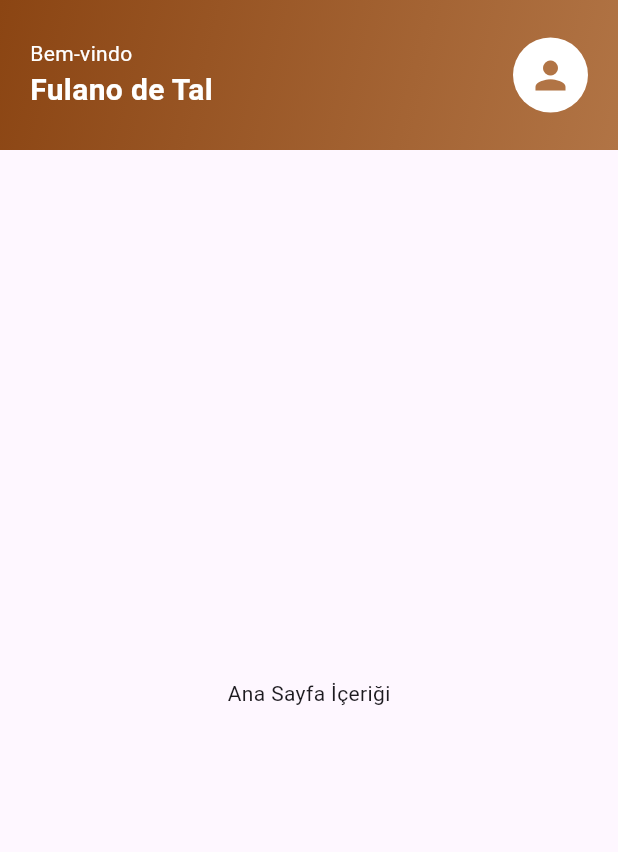
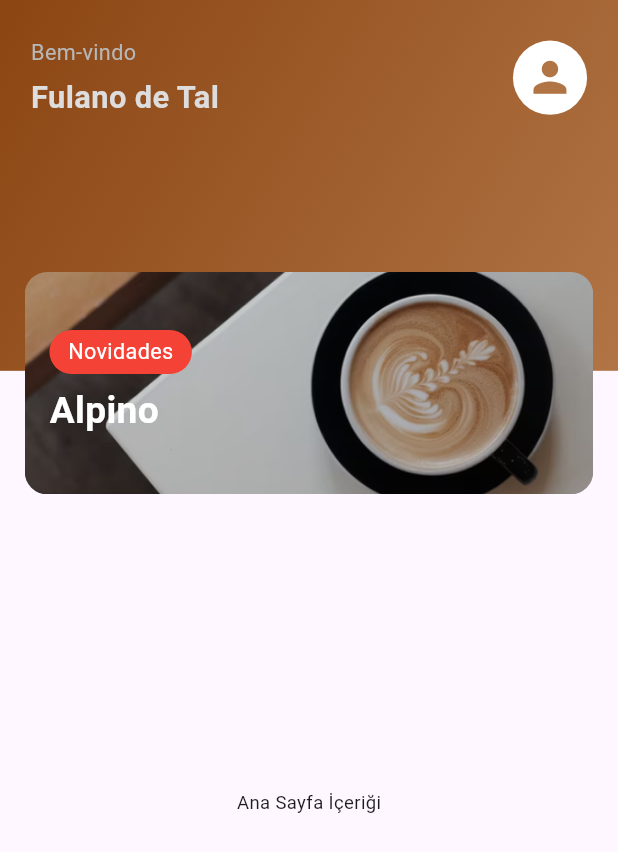
Before and after one commit to mmkocak/quero-cafe, a Flutter app: the HomeScreen screen opened directly, on a phone screen of 412 x 824 dp. Shown: the top 852 px of the screen. Run offline on Flutter 3.47's test engine with Material 3 defaults, Android fonts, the phone set to English and light mode, and no system bars; our stand-ins replace equatable, firebase_core, flutter_bloc, flutter_dotenv; accounts and stored records are empty.

Commit message:
coffee card oluşturuldu

```diff
--- a/lib/view/home/home_screen.dart
+++ b/lib/view/home/home_screen.dart
@@ -1,68 +1,104 @@
 import 'package:flutter/material.dart';
+import 'package:quero_cafe/view/widgets/coffee_card.dart';
 
 class HomeScreen extends StatelessWidget {
   const HomeScreen({Key? key}) : super(key: key);
 
   @override
   Widget build(BuildContext context) {
+    final screenWidth = MediaQuery.of(context).size.width;
+    final screenHeight = MediaQuery.of(context).size.height;
+
     return Scaffold(
-      body: Column(
+      body: Stack(
+        children: [
+          SingleChildScrollView(
+            child: Column(
               children: [
                 Container(
-            height: 100,
+                  height: screenHeight * 0.3,
                   width: double.infinity,
                   decoration: BoxDecoration(
                     gradient: LinearGradient(
                       begin: Alignment.topLeft,
                       end: Alignment.bottomRight,
                       colors: [
-                  Color(0xFF8B4513),  // Koyu kahverengi
-                  Color(0xFFB17445),  // Açık kahverengi
+                        Color(0xFF8B4513),
+                        Color(0xFFB17445),
                       ],
                     ),
                   ),
-            padding: const EdgeInsets.symmetric(horizontal: 20),
+                  padding: EdgeInsets.symmetric(
+                    horizontal: screenWidth * 0.05,
+                    vertical: screenHeight * 0.01,
+                  ),
                   child: SafeArea(
+                    child: Column(
+                      children: [
+                        Padding(
+                          padding: EdgeInsets.only(top: screenHeight * 0.02),
                           child: Row(
                             mainAxisAlignment: MainAxisAlignment.spaceBetween,
                             children: [
                               Column(
                                 crossAxisAlignment: CrossAxisAlignment.start,
-                    mainAxisAlignment: MainAxisAlignment.center,
-                    children: const [
+                                mainAxisSize: MainAxisSize.min,
+                                children: [
                                   Text(
                                     'Bem-vindo',
                                     style: TextStyle(
-                          color: Colors.white,
-                          fontSize: 14,
+                                      color: Color(0xFFB7B7B7),
+                                      fontSize: screenWidth * 0.035,
                                     ),
                                   ),
+                                  SizedBox(height: screenHeight * 0.005),
                                   Text(
                                     'Fulano de Tal',
                                     style: TextStyle(
-                          color: Colors.white,
-                          fontSize: 20,
+                                      color: Color(0xFFDDDDDD),
+                                      fontSize: screenWidth * 0.05,
                                       fontWeight: FontWeight.bold,
                                     ),
                                   ),
                                 ],
                               ),
                               CircleAvatar(
-                    radius: 25,
+                                radius: screenWidth * 0.06,
                                 backgroundColor: Colors.white,
                                 child: Icon(
                                   Icons.person,
                                   color: Color(0xFFB17445),
-                      size: 30,
+                                  size: screenWidth * 0.08,
+                                ),
+                              ),
+                            ],
                           ),
                         ),
                       ],
                     ),
                   ),
                 ),
-          Expanded(
+                Container(
+                  height: screenHeight * 0.7,
                   child: Center(
-              child: Text('Ana Sayfa İçeriği'),
+                    child: Text(
+                      'Ana Sayfa İçeriği',
+                      style: TextStyle(
+                        fontSize: screenWidth * 0.03,
+                      ),
+                    ),
+                  ),
+                ),
+              ],
+            ),
+          ),
+          Positioned(
+            top: screenHeight * 0.22,
+            left: screenWidth * 0.04,
+            right: screenWidth * 0.04,
+            child: CoffeeCard(
+              screenWidth: screenWidth,
+              screenHeight: screenHeight,
             ),
           ),
         ],
--- /dev/null
+++ b/lib/view/widgets/coffee_card.dart
@@ -0,0 +1,76 @@
+import 'package:flutter/material.dart';
+
+class CoffeeCard extends StatelessWidget {
+  const CoffeeCard({
+    Key? key,
+    required this.screenWidth,
+    required this.screenHeight,
+  }) : super(key: key);
+
+  final double screenWidth;
+  final double screenHeight;
+
+  @override
+  Widget build(BuildContext context) {
+    return Container(
+      height: screenHeight * 0.18,
+      decoration: BoxDecoration(
+        image: DecorationImage(
+          image: AssetImage('assets/images/coffe_wp.png'),
+          fit: BoxFit.cover,
+          colorFilter: ColorFilter.mode(
+            Colors.black.withOpacity(0.2),
+            BlendMode.darken,
+          ),
+        ),
+        borderRadius: BorderRadius.circular(15),
+      ),
+      child: Row(
+        children: [
+          Expanded(
+            flex: 2,
+            child: Padding(
+              padding: EdgeInsets.symmetric(
+                horizontal: screenWidth * 0.04,
+                vertical: screenHeight * 0.02,
+              ),
+              child: Column(
+                crossAxisAlignment: CrossAxisAlignment.start,
+                mainAxisSize: MainAxisSize.min,
+                mainAxisAlignment: MainAxisAlignment.center,
+                children: [
+                  Container(
+                    padding: EdgeInsets.symmetric(
+                      horizontal: screenWidth * 0.03,
+                      vertical: screenHeight * 0.005,
+                    ),
+                    decoration: BoxDecoration(
+                      color: Colors.red,
+                      borderRadius: BorderRadius.circular(15),
+                    ),
+                    child: Text(
+                      'Novidades',
+                      style: TextStyle(
+                        color: Colors.white,
+                        fontSize: screenWidth * 0.035,
+                      ),
+                    ),
+                  ),
+                  SizedBox(height: screenHeight * 0.008),
+                  Text(
+                    'Alpino',
+                    style: TextStyle(
+                      color: Colors.white,
+                      fontSize: screenWidth * 0.06,
+                      fontWeight: FontWeight.bold,
+                    ),
+                  ),
+                ],
+              ),
+            ),
+          ),
+        ],
+      ),
+    );
+  }
+}
--- a/pubspec.yaml
+++ b/pubspec.yaml
@@ -81,6 +81,8 @@ flutter:
   assets:
     - key.env
     - assets/images/
+    - assets/images/coffe_wp.png
+
 
   # An image asset can refer to one or more resolution-specific "variants", see
   # https://flutter.dev/to/resolution-aware-images
```
Also changed, not shown: assets/images/coffe_wp.png (added). Lines whose indentation alone changed are shown as unchanged.
